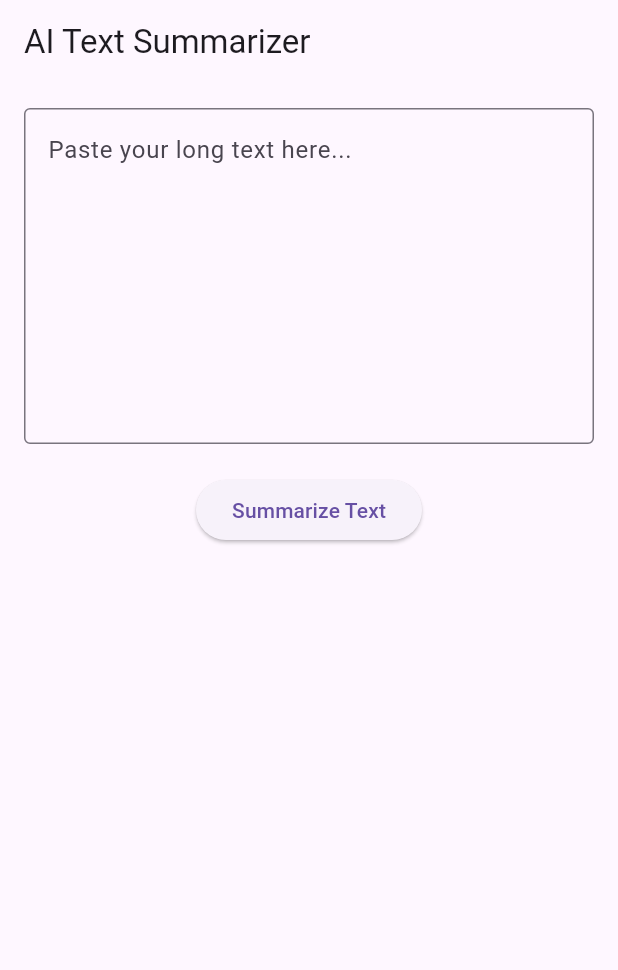
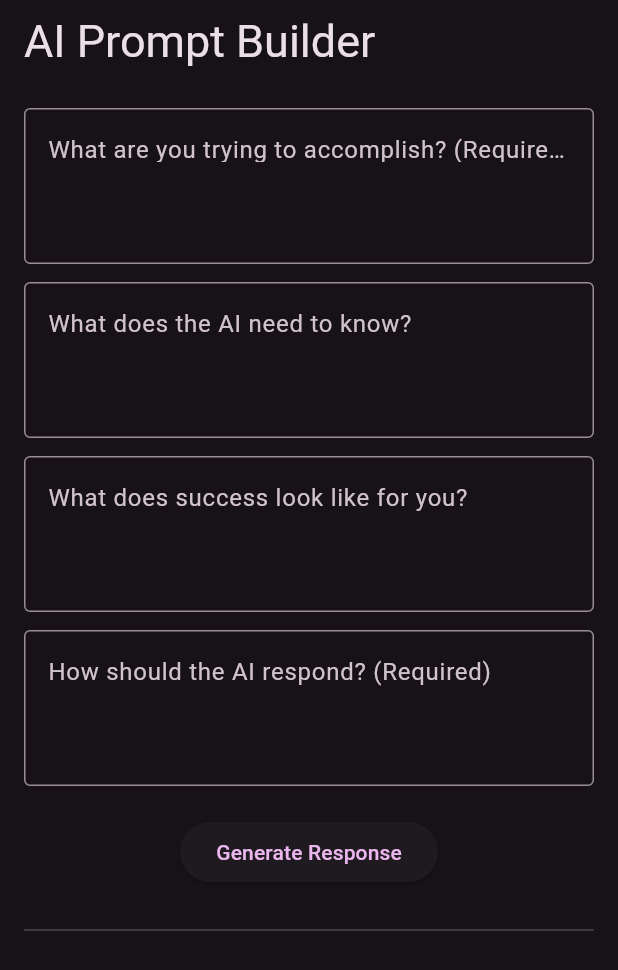
Before and after one commit to petrusjohannesmaas/prompt-vault, a Flutter app: the screen it shows after launch, on a phone screen of 412 x 824 dp. Shown: the top 970 px of the screen. Run offline on Flutter 3.47's test engine with Material 3 defaults, Android fonts, the phone set to English and light mode, and no system bars; our stand-ins replace firebase_ai, firebase_core, google_fonts; accounts and stored records are empty; generated files the repository leaves out were written again; Roboto replaces fonts that are missing (Ubuntu).

Commit message:
Test multiple inputs and concat

```diff
--- a/lib/main.dart
+++ b/lib/main.dart
@@ -1,5 +1,6 @@
 import 'package:firebase_core/firebase_core.dart';
 import 'package:flutter/material.dart';
+import 'package:google_fonts/google_fonts.dart';
 import 'firebase_options.dart';
 import 'screens/summarizer_screen.dart';
 
@@ -16,7 +17,27 @@ class SummarizerApp extends StatelessWidget {
   Widget build(BuildContext context) {
     return MaterialApp(
       title: 'AI Summarizer',
-      theme: ThemeData(primarySwatch: Colors.blue),
+      theme: ThemeData(
+        // Define the default brightness and colors.
+        colorScheme: ColorScheme.fromSeed(
+          seedColor: Colors.purple,
+          // ···
+          brightness: Brightness.dark,
+        ),
+
+        // Define the default `TextTheme`. Use this to specify the default
+        // text styling for headlines, titles, bodies of text, and more.
+        textTheme: TextTheme(
+          displayLarge: const TextStyle(
+            fontSize: 72,
+            fontWeight: FontWeight.bold,
+          ),
+          // ···
+          titleLarge: GoogleFonts.ubuntu(fontSize: 30),
+          bodyMedium: GoogleFonts.merriweather(),
+          displaySmall: GoogleFonts.pacifico(),
+        ),
+      ),
       home: const SummarizerScreen(),
     );
   }
--- a/lib/screens/summarizer_screen.dart
+++ b/lib/screens/summarizer_screen.dart
@@ -9,18 +9,40 @@ class SummarizerScreen extends StatefulWidget {
 }
 
 class _SummarizerScreenState extends State<SummarizerScreen> {
-  final TextEditingController _controller = TextEditingController();
+  // 1. Define 4 controllers for your new fields
+  final TextEditingController _goalController = TextEditingController();
+  final TextEditingController _contextController = TextEditingController();
+  final TextEditingController _successController = TextEditingController();
+  final TextEditingController _responseController = TextEditingController();
+
   final AIService _aiService = AIService();
   String _result = "";
   bool _isLoading = false;
 
   void _handleSummarize() async {
+    // Basic validation for required fields
+    if (_goalController.text.isEmpty || _responseController.text.isEmpty) {
+      ScaffoldMessenger.of(context).showSnackBar(
+        const SnackBar(content: Text("Please fill in the required fields.")),
+      );
+      return;
+    }
+
     setState(() {
       _isLoading = true;
       _result = "";
     });
 
-    final summary = await _aiService.summarize(_controller.text);
+    // 2. Combine inputs into a single structured string
+    final combinedInput =
+        '''
+      GOAL: ${_goalController.text}
+      CONTEXT: ${_contextController.text}
+      SUCCESS CRITERIA: ${_successController.text}
+      RESPONSE FORMAT: ${_responseController.text}
+    ''';
+
+    final summary = await _aiService.summarize(combinedInput);
 
     setState(() {
       _result = summary;
@@ -31,35 +53,56 @@ class _SummarizerScreenState extends State<SummarizerScreen> {
   @override
   Widget build(BuildContext context) {
     return Scaffold(
-      appBar: AppBar(title: const Text("AI Text Summarizer")),
+      appBar: AppBar(title: const Text("AI Prompt Builder")),
       body: Padding(
         padding: const EdgeInsets.all(16.0),
         child: Column(
           children: [
-            TextField(
-              controller: _controller,
-              maxLines: 8,
-              decoration: const InputDecoration(
-                hintText: "Paste your long text here...",
-                border: OutlineInputBorder(),
+            Expanded(
+              child: SingleChildScrollView(
+                // Changed to allow all text fields to fit
+                child: Column(
+                  children: [
+                    _buildInputField(
+                      _goalController,
+                      "What are you trying to accomplish? (Required)",
+                      3,
                     ),
+                    const SizedBox(height: 12),
+                    _buildInputField(
+                      _contextController,
+                      "What does the AI need to know?",
+                      3,
+                    ),
+                    const SizedBox(height: 12),
+                    _buildInputField(
+                      _successController,
+                      "What does success look like for you?",
+                      3,
+                    ),
+                    const SizedBox(height: 12),
+                    _buildInputField(
+                      _responseController,
+                      "How should the AI respond? (Required)",
+                      3,
                     ),
                     const SizedBox(height: 20),
                     ElevatedButton(
                       onPressed: _isLoading ? null : _handleSummarize,
                       child: _isLoading
                           ? const CircularProgressIndicator()
-                  : const Text("Summarize Text"),
+                          : const Text("Generate Response"),
                     ),
                     const SizedBox(height: 20),
-            Expanded(
-              child: SingleChildScrollView(
-                child: Text(
+                    const Divider(),
+                    Text(
                       _result,
                       style: const TextStyle(
                         fontSize: 16,
                         fontWeight: FontWeight.w500,
                       ),
+                    ),
+                  ],
                 ),
               ),
             ),
@@ -68,4 +111,21 @@ class _SummarizerScreenState extends State<SummarizerScreen> {
       ),
     );
   }
+
+  // Helper method to keep the code clean
+  Widget _buildInputField(
+    TextEditingController controller,
+    String label,
+    int lines,
+  ) {
+    return TextField(
+      controller: controller,
+      maxLines: lines,
+      decoration: InputDecoration(
+        labelText: label,
+        alignLabelWithHint: true,
+        border: const OutlineInputBorder(),
+      ),
+    );
   }
+}
--- a/lib/services/ai_service.dart
+++ b/lib/services/ai_service.dart
@@ -1,22 +1,21 @@
 import 'package:firebase_ai/firebase_ai.dart';
 
 class AIService {
-  // Initialize the model (using gemini-2.5-flash for speed and efficiency)
   final model = FirebaseAI.googleAI().generativeModel(
     model: 'gemini-2.5-flash',
   );
 
-  Future<String> summarize(String userInput) async {
-    // Create the prompt instructions
+  Future<String> summarize(String structuredInput) async {
+    // 3. Updated prompt to handle the new structured input
     final prompt = [
       Content.text(
-        "Please provide a concise summary of the following text: \n\n $userInput",
+        "You are a helpful assistant. Based on the following structured requirements, please provide a tweet length, ambiguous response:\n\n$structuredInput",
       ),
     ];
 
     try {
       final response = await model.generateContent(prompt);
-      return response.text ?? "Could not generate summary.";
+      return response.text ?? "Could not generate a response.";
     } catch (e) {
       return "Error: $e";
     }
--- a/pubspec.yaml
+++ b/pubspec.yaml
@@ -36,6 +36,7 @@ dependencies:
   cupertino_icons: ^1.0.8
   firebase_core: ^4.3.0
   firebase_ai: ^3.6.1
+  google_fonts: ^7.0.0
 
 dev_dependencies:
   flutter_test:
```
Lines whose indentation alone changed are shown as unchanged.
